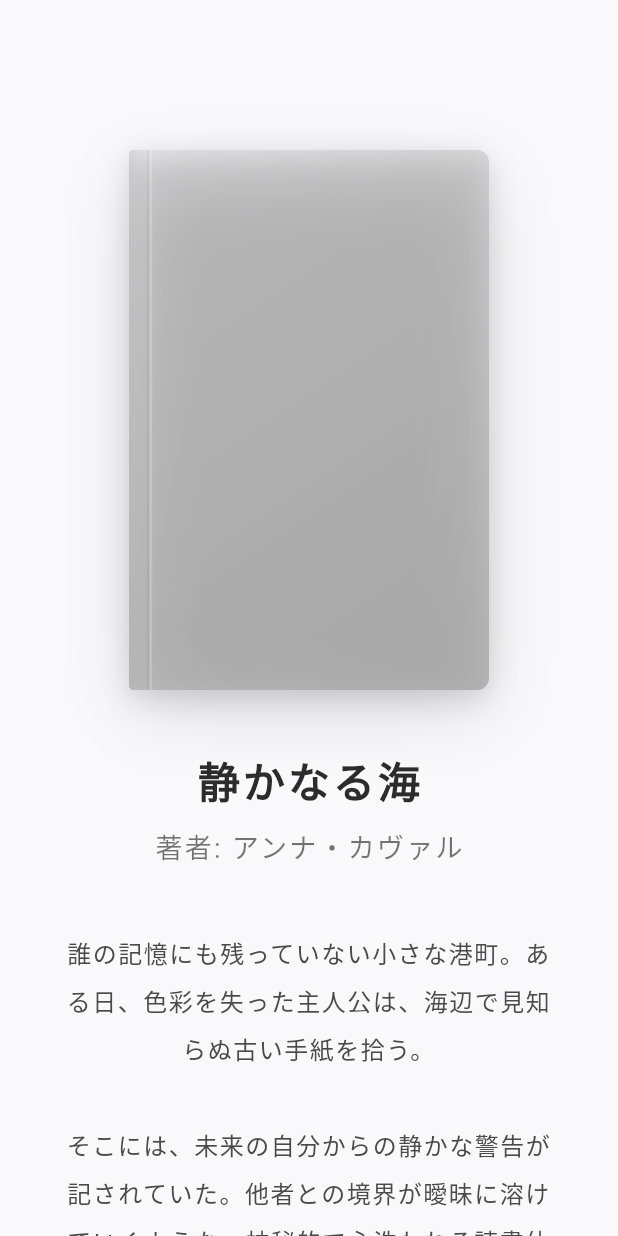
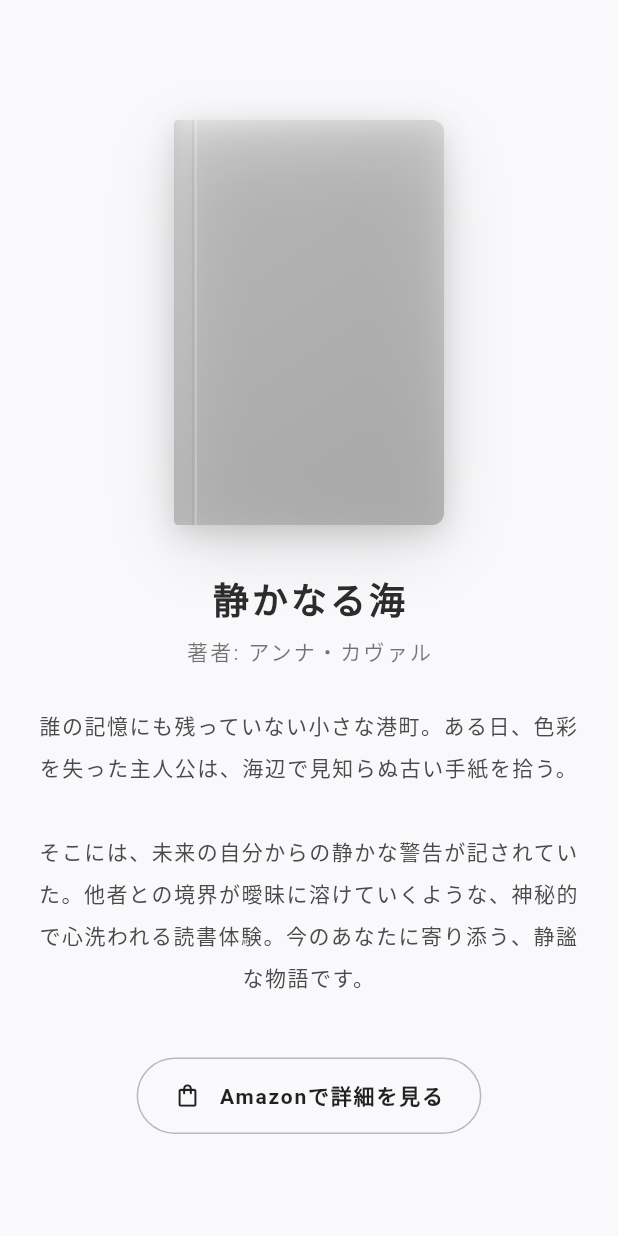
Before and after one commit to nkk777dev/carrel, a Flutter app: the BookDetailsScreen widget shown alone on an empty page, opened directly with empty values, on a phone screen of 412 x 824 dp. Run offline on Flutter 3.47's test engine with Material 3 defaults, Android fonts, the phone set to English and light mode, and no system bars; Roboto replaces fonts that are missing (Georgia).

Commit message:
feat: initialize Carrel Flutter application with mood-based navigation and drifting UI elements

```diff
--- a/lib/main.dart
+++ b/lib/main.dart
@@ -92,7 +92,7 @@ class _MainScreenState extends State<MainScreen> {
 
           // 上部のCarrelロゴ（タップで最初に戻る）
           Positioned(
-            top: 40,
+            top: MediaQuery.of(context).padding.top > 0 ? MediaQuery.of(context).padding.top + 16 : 40,
             left: 0,
             right: 0,
             child: Center(
@@ -216,7 +216,8 @@ class _DriftingMoodNodeState extends State<DriftingMoodNode> with SingleTickerPr
   late Random _random;
   late double _leftPos;
   late double _topPos;
-  late double _size;
+  // サイズのランダム係数（0.0 ~ 1.0）
+  late double _sizeFactor;
 
   @override
   void initState() {
@@ -243,7 +244,7 @@ class _DriftingMoodNodeState extends State<DriftingMoodNode> with SingleTickerPr
       _topPos = _random.nextDouble();
     } while ( (_leftPos - 0.5).abs() < 0.2 && (_topPos - 0.5).abs() < 0.2 );
 
-    _size = 180 + _random.nextDouble() * 150; // テキストが入るため少し大きめに
+    _sizeFactor = _random.nextDouble();
   }
 
   @override
@@ -254,8 +255,16 @@ class _DriftingMoodNodeState extends State<DriftingMoodNode> with SingleTickerPr
 
   @override
   Widget build(BuildContext context) {
+    // 画面サイズに応じた円の基準サイズ
+    final screenWidth = MediaQuery.of(context).size.width;
+    final isSmallScreen = screenWidth < 600;
+
+    final baseSize = isSmallScreen ? 120.0 : 180.0;
+    final varSize  = isSmallScreen ? 60.0 : 150.0;
+    final actualSize = baseSize + _sizeFactor * varSize;
+
     // ゆったりとした呼吸のような移動と拡大縮小
-    final moveOffset = sin(_controller.value * pi * 2) * 20;
+    final moveOffset = sin(_controller.value * pi * 2) * (isSmallScreen ? 10 : 20);
     final scale = 0.9 + sin(_controller.value * pi) * 0.15;
 
     return Align(
@@ -269,8 +278,8 @@ class _DriftingMoodNodeState extends State<DriftingMoodNode> with SingleTickerPr
             child: MouseRegion(
               cursor: SystemMouseCursors.click,
               child: Container(
-                width: _size,
-                height: _size,
+                width: actualSize,
+                height: actualSize,
                 decoration: BoxDecoration(
                   shape: BoxShape.circle,
                   gradient: RadialGradient(
@@ -289,14 +298,17 @@ class _DriftingMoodNodeState extends State<DriftingMoodNode> with SingleTickerPr
                         child: Container(color: Colors.transparent),
                       ),
                     ),
-                    Text(
-                      widget.text,
-                      textAlign: TextAlign.center,
-                      style: const TextStyle(
-                        color: Colors.black87,
-                        fontSize: 16,
-                        fontWeight: FontWeight.w500,
-                        letterSpacing: 2.0,
+                    Padding(
+                      padding: const EdgeInsets.symmetric(horizontal: 16.0),
+                      child: Text(
+                        widget.text,
+                        textAlign: TextAlign.center,
+                        style: TextStyle(
+                          color: Colors.black87,
+                          fontSize: isSmallScreen ? 14 : 16,
+                          fontWeight: FontWeight.w500,
+                          letterSpacing: 2.0,
+                        ),
                       ),
                     ),
                   ],
@@ -353,6 +365,10 @@ class _ManifestationScreenState extends State<ManifestationScreen> with SingleTi
 
   @override
   Widget build(BuildContext context) {
+    final isSmallScreen = MediaQuery.of(context).size.width < 600;
+    final coverWidth = isSmallScreen ? 160.0 : 220.0;
+    final coverHeight = isSmallScreen ? 240.0 : 330.0;
+
     return Center(
       child: AnimatedBuilder(
         animation: _animController,
@@ -365,7 +381,11 @@ class _ManifestationScreenState extends State<ManifestationScreen> with SingleTi
                 onTap: widget.onTapBook,
                 child: MouseRegion(
                   cursor: SystemMouseCursors.click,
-                  child: _MockBookCover(color: widget.moodColor, width: 220, height: 330),
+                  child: _MockBookCover(
+                    color: widget.moodColor,
+                    width: coverWidth,
+                    height: coverHeight,
+                  ),
                 ),
               ),
             ),
@@ -388,10 +408,15 @@ class BookDetailsScreen extends StatelessWidget {
     final screenWidth = MediaQuery.of(context).size.width;
     final isSmallScreen = screenWidth < 700;
 
+    final horizontalPadding = isSmallScreen ? 24.0 : 40.0;
+    final verticalPadding = isSmallScreen ? 80.0 : 100.0;
+    final coverWidth = isSmallScreen ? 180.0 : 240.0;
+    final coverHeight = isSmallScreen ? 270.0 : 360.0;
+
     return Center(
       child: SingleChildScrollView(
         child: Container(
-          padding: const EdgeInsets.symmetric(horizontal: 40, vertical: 100),
+          padding: EdgeInsets.symmetric(horizontal: horizontalPadding, vertical: verticalPadding),
           constraints: const BoxConstraints(maxWidth: 800),
           child: Flex(
             direction: isSmallScreen ? Axis.vertical : Axis.horizontal,
@@ -411,10 +436,10 @@ class BookDetailsScreen extends StatelessWidget {
                     ),
                   );
                 },
-                child: _MockBookCover(color: moodColor, width: 240, height: 360),
+                child: _MockBookCover(color: moodColor, width: coverWidth, height: coverHeight),
               ),
 
-              if (isSmallScreen) const SizedBox(height: 40) else const SizedBox(width: 60),
+              if (isSmallScreen) const SizedBox(height: 32) else const SizedBox(width: 60),
 
               // 書籍情報
               Expanded(
@@ -438,33 +463,33 @@ class BookDetailsScreen extends StatelessWidget {
                       Text(
                         '静かなる海',
                         style: TextStyle(
-                          fontSize: isSmallScreen ? 28 : 36,
+                          fontSize: isSmallScreen ? 24 : 36,
                           fontWeight: FontWeight.bold,
                           letterSpacing: 2.0,
                           color: const Color(0xFF2C2C2C),
                         ),
                       ),
-                      const SizedBox(height: 12),
-                      const Text(
+                      const SizedBox(height: 8),
+                      Text(
                         '著者: アンナ・カヴァル',
                         style: TextStyle(
-                          fontSize: 18,
+                          fontSize: isSmallScreen ? 14 : 18,
                           color: Colors.black54,
                           letterSpacing: 1.5,
                         ),
                       ),
-                      const SizedBox(height: 40),
+                      SizedBox(height: isSmallScreen ? 24 : 40),
                       Text(
                         '誰の記憶にも残っていない小さな港町。ある日、色彩を失った主人公は、海辺で見知らぬ古い手紙を拾う。\n\nそこには、未来の自分からの静かな警告が記されていた。他者との境界が曖昧に溶けていくような、神秘的で心洗われる読書体験。今のあなたに寄り添う、静謐な物語です。',
                         textAlign: isSmallScreen ? TextAlign.center : TextAlign.left,
-                        style: const TextStyle(
-                          fontSize: 16,
+                        style: TextStyle(
+                          fontSize: isSmallScreen ? 14 : 16,
                           height: 2.0,
-                          color: Color(0xFF4A4A4A),
+                          color: const Color(0xFF4A4A4A),
                           letterSpacing: 1.0,
                         ),
                       ),
-                      const SizedBox(height: 60),
+                      SizedBox(height: isSmallScreen ? 40 : 60),
 
                       // モックアップのAmazonリンク
                       InkWell(
```
